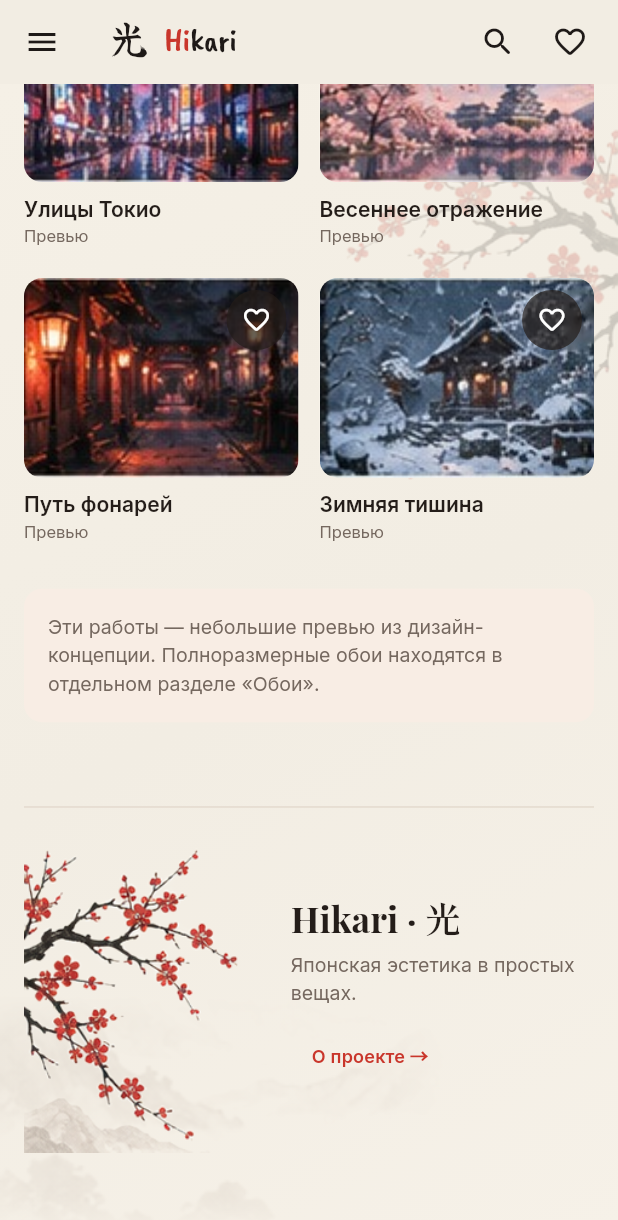
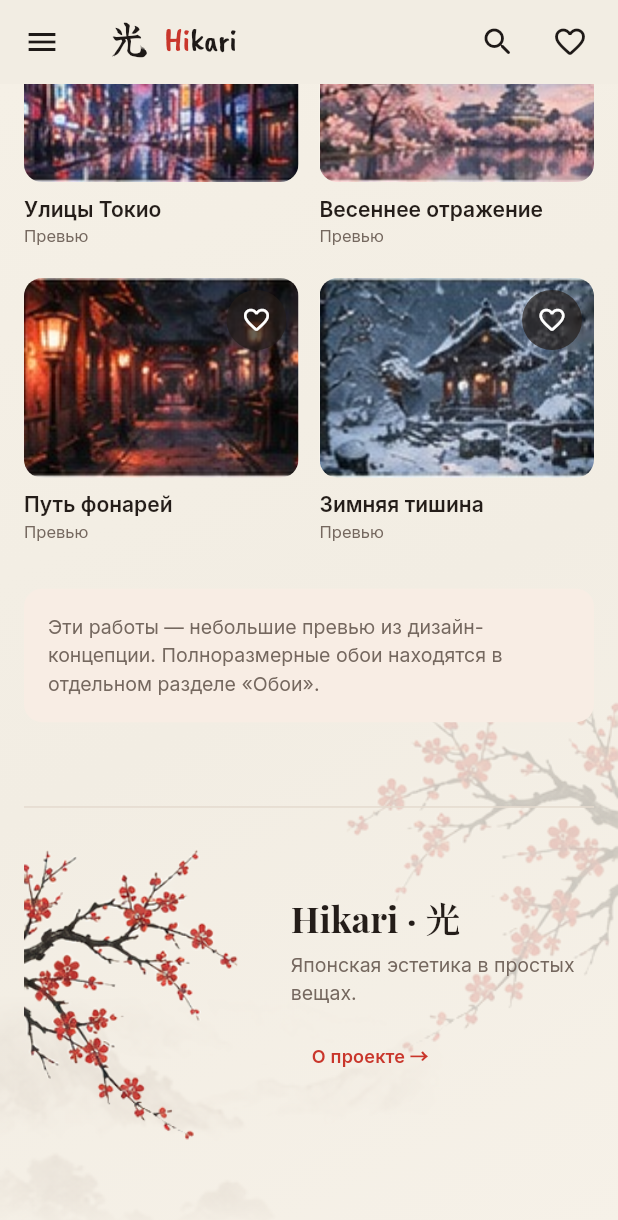
Before and after one commit to OTSHELNIKS/InterfaceForge, a Flutter app: the screen it shows after launch, scrolled down 2119 dp, on a phone screen of 412 x 824 dp. Shown: the top 1220 px of the screen. Run offline on Flutter 3.47's test engine with Material 3 defaults, Android fonts, the phone set to English and light mode, and no system bars; our stand-ins replace flutter_riverpod, go_router, material_ui, shared_preferences, web; project files that could hold a hidden picture were left out.

Commit message:
Show full branch cleanly throughout the site
Co-authored-by: arena-agent <297053741+arena-agent@users.noreply.github.com>

```diff
--- a/hikari/lib/features/website/website.dart
+++ b/hikari/lib/features/website/website.dart
@@ -65,7 +65,7 @@ class _WebsiteShellState extends ConsumerState<WebsiteShell> {
           width: 185,
           height: 260,
           child: IgnorePointer(child: ExcludeSemantics(child: Image.asset(
-            'assets/design/decor-blossom.png', fit: BoxFit.contain, alignment: Alignment.centerLeft,
+            'assets/design/decor-sakura-branch.png', fit: BoxFit.contain, alignment: Alignment.centerLeft,
           ))),
         ),
       SafeArea(child: Column(children: <Widget>[
@@ -161,7 +161,7 @@ class _WebsiteShellState extends ConsumerState<WebsiteShell> {
           child: _collapsed ? null : _navigation(collapsed: false),
         ),
         Expanded(child: Stack(fit: StackFit.expand, children: <Widget>[
-          const SitePaperDecoration(),
+          SitePaperDecoration(home: widget.location == '/home'),
           widget.child,
         ])),
       ]),
@@ -172,7 +172,8 @@ class _WebsiteShellState extends ConsumerState<WebsiteShell> {
 /// Орнамент является частью фона всех разделов и не перехватывает ввод.
 /// Исходная ветка и горы взяты из утверждённого макета без кадрирования.
 class SitePaperDecoration extends StatelessWidget {
-  const SitePaperDecoration({super.key});
+  const SitePaperDecoration({super.key, this.home = false});
+  final bool home;
 
   @override
   Widget build(BuildContext context) => LayoutBuilder(builder: (context, constraints) {
@@ -185,7 +186,7 @@ class SitePaperDecoration extends StatelessWidget {
           colors: <Color>[Color(0xFFF5F0E6), paper, Color(0xFFF6F1E8)]),
       ))),
       Positioned(
-        right: 0, top: mobile ? 8 : 24,
+        right: 0, top: home ? (mobile ? 390 : 360) : (mobile ? 8 : 24),
         width: branchWidth, height: branchWidth * 260 / 185,
         child: Opacity(
           opacity: mobile ? 0.20 : 0.25,
@@ -236,7 +237,7 @@ class SiteFooter extends StatelessWidget {
       padding: const EdgeInsets.only(top: 20),
       child: Row(children: <Widget>[
         Expanded(flex: 4, child: SizedBox(height: 210, child: IgnorePointer(child: ExcludeSemantics(
-          child: Image.asset('assets/design/decor-blossom.png', fit: BoxFit.contain, alignment: Alignment.centerLeft),
+          child: Image.asset('assets/design/decor-sakura-branch.png', fit: BoxFit.contain, alignment: Alignment.centerLeft),
         )))),
         const SizedBox(width: 16),
         Expanded(flex: 5, child: Column(crossAxisAlignment: CrossAxisAlignment.start, children: <Widget>[
```
